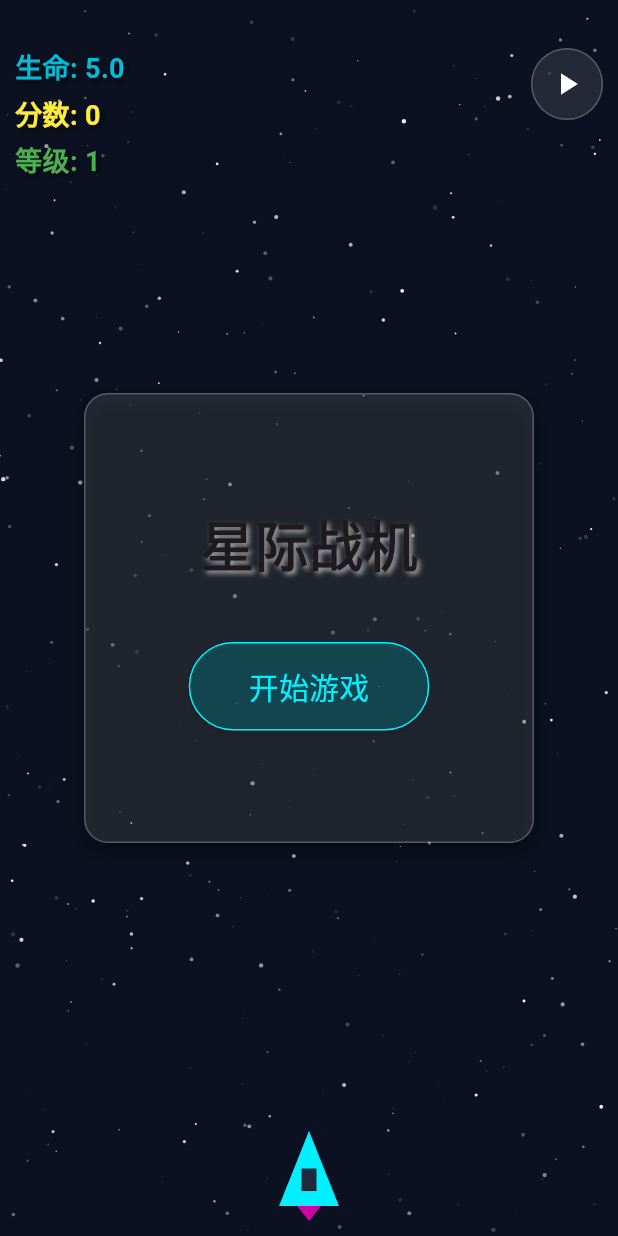
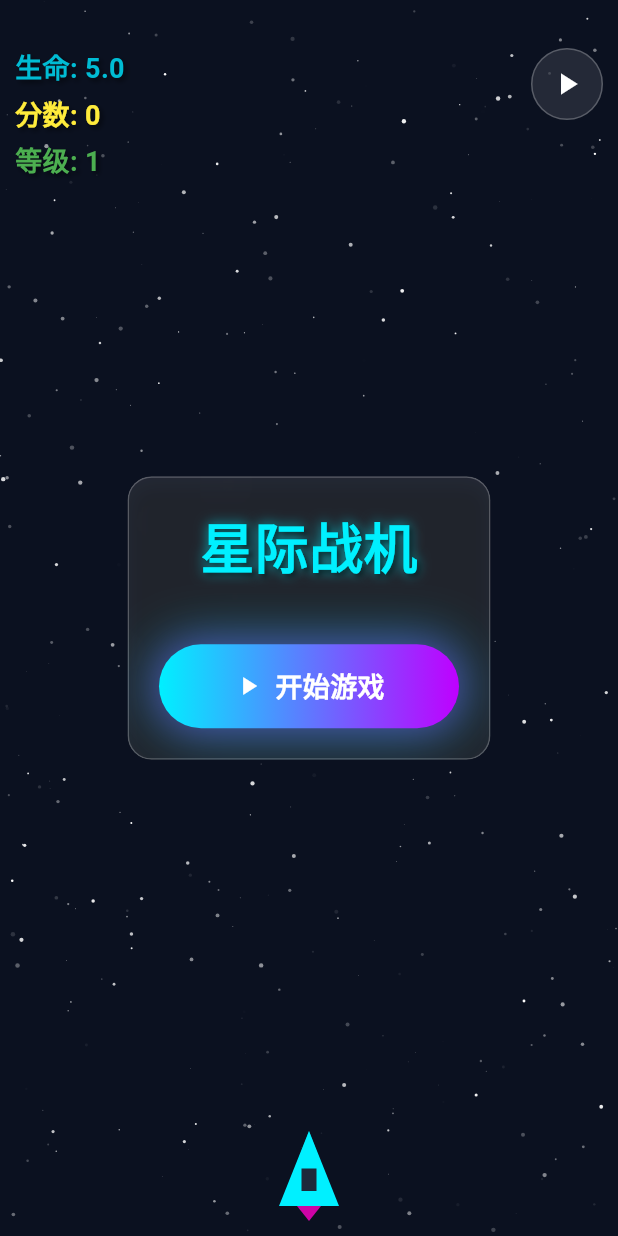
Before and after one commit to Rebort-a/OnePiece, a Flutter app: the SpaceShipPage screen opened directly, on a phone screen of 412 x 824 dp. Run offline on Flutter 3.47's test engine with Material 3 defaults, Android fonts, the light colour scheme and no system bars; Roboto replaces fonts that are missing (Orbitron).

Commit message:
0093.优化样式

```diff
--- /dev/null
+++ b/treasure/lib/00.common/component/cool_button.dart
@@ -0,0 +1,138 @@
+import 'package:flutter/material.dart';
+
+class CoolButton extends StatefulWidget {
+  final String text;
+  final IconData icon;
+  final VoidCallback onPressed;
+  final double minWidth;
+  final double height;
+  final double borderRadius;
+  final TextStyle textStyle;
+  final double iconSize;
+  final double gap;
+
+  const CoolButton({
+    super.key,
+    required this.text,
+    required this.icon,
+    required this.onPressed,
+    this.minWidth = 200,
+    this.height = 56,
+    this.borderRadius = 28,
+    this.textStyle = const TextStyle(
+      fontSize: 18,
+      fontWeight: FontWeight.bold,
+      color: Colors.white,
+      fontFamily: 'Orbitron',
+    ),
+    this.iconSize = 20,
+    this.gap = 8,
+  });
+
+  @override
+  State<CoolButton> createState() => _FeatureButtonState();
+}
+
+class _FeatureButtonState extends State<CoolButton>
+    with SingleTickerProviderStateMixin {
+  late AnimationController _animationController;
+  late Animation<double> _glowAnimation;
+  bool _isHovered = false;
+  bool _isPressed = false;
+
+  // 霓虹色定义
+  static const Color _neonBlue = Color(0xFF00F0FF);
+  static const Color _neonPurple = Color(0xFFBF00FF);
+
+  @override
+  void initState() {
+    super.initState();
+
+    // 初始化发光动画控制器
+    _animationController = AnimationController(
+      vsync: this,
+      duration: const Duration(seconds: 2),
+    )..repeat(reverse: true);
+
+    // 发光强度动画
+    _glowAnimation = Tween<double>(begin: 5, end: 30).animate(
+      CurvedAnimation(parent: _animationController, curve: Curves.easeInOut),
+    );
+  }
+
+  @override
+  void dispose() {
+    _animationController.dispose();
+    super.dispose();
+  }
+
+  @override
+  Widget build(BuildContext context) {
+    return AnimatedBuilder(
+      animation: _glowAnimation,
+      builder: (context, child) {
+        return MouseRegion(
+          onEnter: (_) => setState(() => _isHovered = true),
+          onExit: (_) => setState(() => _isHovered = false),
+          child: GestureDetector(
+            onTapDown: (_) => setState(() => _isPressed = true),
+            onTapUp: (_) => setState(() => _isPressed = false),
+            onTapCancel: () => setState(() => _isPressed = false),
+            onTap: widget.onPressed,
+            child: Transform.scale(
+              // 缩放动画：悬停放大，点击缩小
+              scale: _isPressed
+                  ? 0.95
+                  : _isHovered
+                  ? 1.05
+                  : 1.0,
+              child: Container(
+                width: widget.minWidth,
+                height: widget.height,
+                padding: const EdgeInsets.symmetric(horizontal: 24),
+                decoration: BoxDecoration(
+                  // 蓝紫渐变背景
+                  gradient: const LinearGradient(
+                    colors: [_neonBlue, _neonPurple],
+                    begin: Alignment.centerLeft,
+                    end: Alignment.centerRight,
+                  ),
+                  borderRadius: BorderRadius.circular(widget.borderRadius),
+                  // 发光效果
+                  boxShadow: [
+                    BoxShadow(
+                      color: _neonBlue.withValues(alpha: 0.5),
+                      blurRadius: _glowAnimation.value,
+                      spreadRadius: 2,
+                    ),
+                    BoxShadow(
+                      color: _neonPurple.withValues(alpha: 0.3),
+                      blurRadius: _glowAnimation.value * 0.7,
+                      spreadRadius: 2,
+                    ),
+                  ],
+                ),
+                child: Row(
+                  mainAxisAlignment: MainAxisAlignment.center,
+                  children: [
+                    Icon(
+                      widget.icon,
+                      color: Colors.white,
+                      size: widget.iconSize,
+                    ),
+                    SizedBox(width: widget.gap),
+                    Text(
+                      widget.text,
+                      style: widget.textStyle,
+                      overflow: TextOverflow.ellipsis,
+                    ),
+                  ],
+                ),
+              ),
+            ),
+          ),
+        );
+      },
+    );
+  }
+}
--- a/treasure/lib/00.common/component/glass_container.dart
+++ b/treasure/lib/00.common/component/glass_container.dart
@@ -1,29 +1,52 @@
 import 'package:flutter/material.dart';
+import 'dart:ui'; // 需要导入dart:ui以使用ImageFilter
 
-/// 玻璃态容器
+/// 玻璃态容器 - 支持根据内容自适应大小
 class GlassContainer extends StatelessWidget {
   final Widget child;
-  final double width;
-  final double height;
   final EdgeInsets padding;
+  final double? maxWidth;
+  final double? maxHeight;
+  final double? minWidth;
+  final double? minHeight;
+  final BorderRadiusGeometry borderRadius;
+  final double blurStrength;
 
   const GlassContainer({
     super.key,
     required this.child,
-    required this.width,
-    required this.height,
     this.padding = const EdgeInsets.all(20),
+    this.maxWidth,
+    this.maxHeight,
+    this.minWidth,
+    this.minHeight,
+    this.borderRadius = const BorderRadius.all(Radius.circular(16)),
+    this.blurStrength = 10,
   });
 
   @override
   Widget build(BuildContext context) {
-    return Container(
-      width: width,
-      height: height,
+    return ConstrainedBox(
+      constraints: BoxConstraints(
+        maxWidth: maxWidth ?? double.infinity,
+        maxHeight: maxHeight ?? double.infinity,
+        minWidth: minWidth ?? 0,
+        minHeight: minHeight ?? 0,
+      ),
+      child: IntrinsicWidth(
+        child: IntrinsicHeight(
+          child: ClipRRect(
+            borderRadius: borderRadius,
+            child: BackdropFilter(
+              filter: ImageFilter.blur(
+                sigmaX: blurStrength,
+                sigmaY: blurStrength,
+              ),
+              child: Container(
                 padding: padding,
                 decoration: BoxDecoration(
                   color: Colors.white10,
-        borderRadius: BorderRadius.circular(16),
+                  borderRadius: borderRadius,
                   border: Border.all(color: Colors.white24),
                   boxShadow: [
                     BoxShadow(
@@ -34,6 +57,11 @@ class GlassContainer extends StatelessWidget {
                   ],
                 ),
                 child: child,
+              ),
+            ),
+          ),
+        ),
+      ),
     );
   }
 }
--- a/treasure/lib/11.spaceship/constant.dart
+++ b/treasure/lib/11.spaceship/constant.dart
@@ -7,7 +7,10 @@ class GameConstants {
   static const Color playerColor = Color(0xFF00F0FF);
   static const Color invincibleColor = Color(0x8000F0FF);
   static const Color shieldColor = Color(0x8000FF00);
+  static const Color textNeonBlue = Color(0xFF00F0FF);
+  static const Color textNeonBlueAlpha = Color(0xB300F0FF);
   static const Color textNeonPink = Color(0xFFFF00C8);
+  static const Color bulletFlameColor = Colors.orange;
   static const Color textCyan = Colors.cyan;
   static const Color textYellow = Colors.yellow;
   static const Color textGreen = Colors.green;
@@ -16,7 +19,6 @@ class GameConstants {
   static const Color enemyHeavyColor = Colors.purple;
   static const Color enemyBossColor = Colors.redAccent;
   static const Color bulletDefaultColor = Colors.cyan;
-  static const Color bulletFlameColor = Colors.orange;
 
   // 尺寸常量
   static const Size playerSize = Size(40, 50);
@@ -45,18 +47,22 @@ class GameConstants {
   static const int shieldOffsetDamage = 30;
 
   // 文本样式常量
+  static const TextStyle titleTextStyle = TextStyle(
+    fontSize: 36,
+    fontWeight: FontWeight.bold,
+    color: textNeonBlue,
+    shadows: [
+      Shadow(color: textNeonBlueAlpha, offset: Offset(0, 0), blurRadius: 10),
+      Shadow(color: Colors.black54, offset: Offset(2, 2), blurRadius: 4),
+    ],
+  );
+
   static const TextStyle infoTextStyle = TextStyle(
     fontSize: 18,
     fontWeight: FontWeight.bold,
     shadows: [
       Shadow(color: Colors.black54, offset: Offset(2, 2), blurRadius: 4),
     ],
-  );
-
-  static const TextStyle titleTextStyle = TextStyle(
-    fontSize: 36,
-    fontWeight: FontWeight.bold,
-    shadows: [Shadow(color: Colors.grey, offset: Offset(2, 2), blurRadius: 4)],
   );
 
   static const TextStyle bannerTextStyle = TextStyle(
--- a/treasure/lib/11.spaceship/page.dart
+++ b/treasure/lib/11.spaceship/page.dart
@@ -1,6 +1,7 @@
 import 'dart:math';
 import 'package:flutter/material.dart';
 
+import '../00.common/component/cool_button.dart';
 import '../00.common/component/glass_container.dart';
 import '../00.common/component/notifier_navigator.dart';
 import 'base.dart';
@@ -53,14 +54,14 @@ class SpaceShipPage extends StatelessWidget {
                 // 导航控制
                 NotifierNavigator(navigatorHandler: _manager.pageNavigator),
 
+                // 玩家信息
+                _buildInfoArea(context),
+
                 // 游戏状态UI
                 _buildFloatArea(context),
 
                 // 暂停/继续按钮
                 _buildControlButton(context),
-
-                // 玩家信息
-                _buildInfoArea(context),
               ],
             );
           },
@@ -136,35 +137,15 @@ class SpaceShipPage extends StatelessWidget {
   Widget _buildStartFloat(BuildContext context) {
     return Center(
       child: GlassContainer(
-        width: 300,
-        height: 300,
         child: Column(
           mainAxisAlignment: MainAxisAlignment.center,
           children: [
             const Text('星际战机', style: GameConstants.titleTextStyle),
             const SizedBox(height: 40),
-            ElevatedButton(
+            CoolButton(
+              text: '开始游戏',
+              icon: Icons.play_arrow,
               onPressed: _manager.startGame,
-              style: ElevatedButton.styleFrom(
-                backgroundColor: GameConstants.playerColor.withValues(
-                  alpha: 0.2,
-                ),
-                padding: const EdgeInsets.symmetric(
-                  horizontal: 40,
-                  vertical: 15,
-                ),
-                shape: RoundedRectangleBorder(
-                  borderRadius: BorderRadius.circular(30),
-                  side: BorderSide(color: GameConstants.playerColor),
-                ),
-              ),
-              child: const Text(
-                '开始游戏',
-                style: TextStyle(
-                  fontSize: 20,
-                  color: GameConstants.playerColor,
-                ),
-              ),
             ),
           ],
         ),
@@ -175,8 +156,6 @@ class SpaceShipPage extends StatelessWidget {
   Widget _buildPauseFloat(BuildContext context) {
     return Center(
       child: GlassContainer(
-        width: 300,
-        height: 300,
         child: Column(
           mainAxisSize: MainAxisSize.min,
           children: [
@@ -255,12 +234,24 @@ class SpaceShipPage extends StatelessWidget {
         mainAxisAlignment: MainAxisAlignment.center,
         children: [
           GlassContainer(
-            width: 300,
-            height: 200,
             padding: const EdgeInsets.all(20),
             child: Column(
               children: [
-                const Text('等级提升', style: GameConstants.titleTextStyle),
+                const Text(
+                  '等级提升',
+                  style: TextStyle(
+                    color: Colors.green,
+                    fontSize: 36,
+                    fontWeight: FontWeight.bold,
+                    shadows: [
+                      Shadow(
+                        color: Colors.black54,
+                        offset: Offset(2, 2),
+                        blurRadius: 4,
+                      ),
+                    ],
+                  ),
+                ),
                 const SizedBox(height: 20),
                 Text(
                   '当前等级: ${_manager.level}',
@@ -288,8 +279,6 @@ class SpaceShipPage extends StatelessWidget {
   Widget _buildGameOverFloat(BuildContext context) {
     return Center(
       child: GlassContainer(
-        width: 300,
-        height: 450,
         padding: const EdgeInsets.all(20),
         child: Column(
           mainAxisSize: MainAxisSize.min,
@@ -682,8 +671,8 @@ class GamePainter extends CustomPainter {
     path.close();
     canvas.drawPath(path, paint);
 
-    // 血量为满时显示发光效果
-    if (enemy.health > 1.0) {
+    // 高于10点时绘制保护罩
+    if (enemy.health > 10) {
       final glowPaint = Paint()
         ..color = enemy.color.withValues(alpha: 0.3)
         ..style = PaintingStyle.fill;
```
Lines whose indentation alone changed are shown as unchanged.
